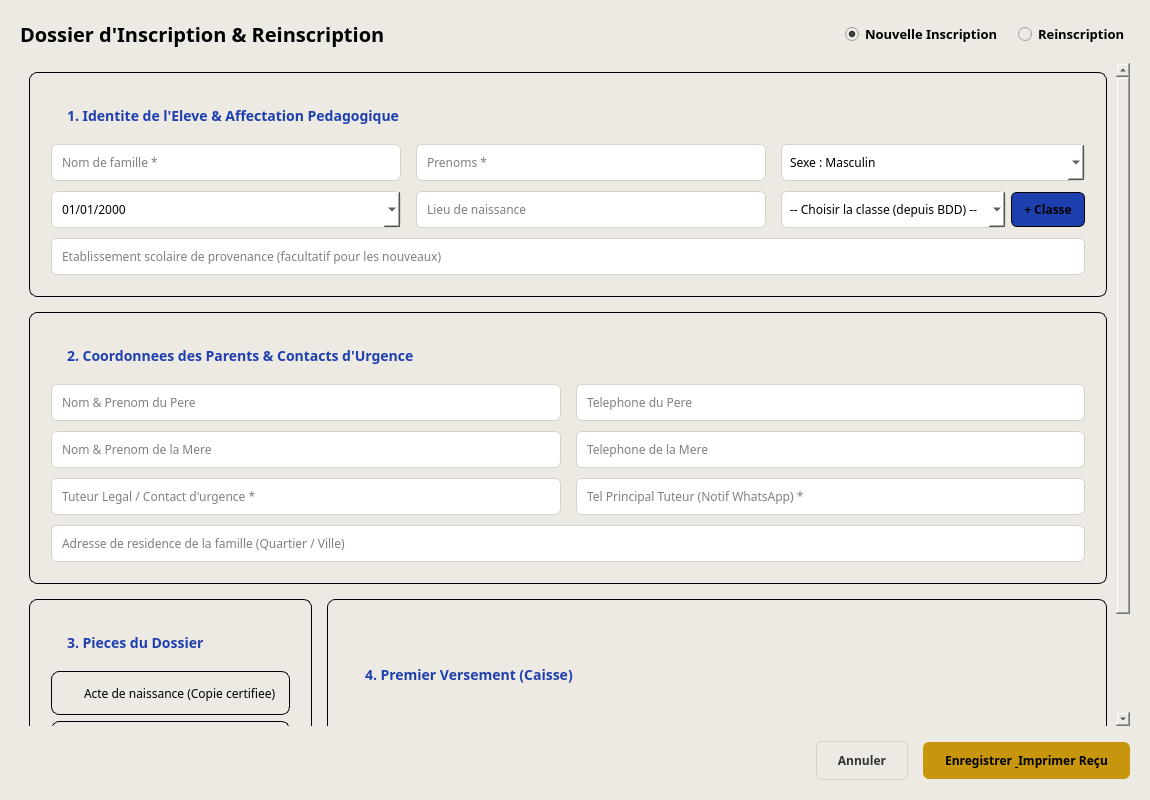
Above: ui/ui_files/eleves/inscription.ui from laudesmassamba1-ai/Logiciel-de-gestion-scolaire before the change. Below: the same form after it.
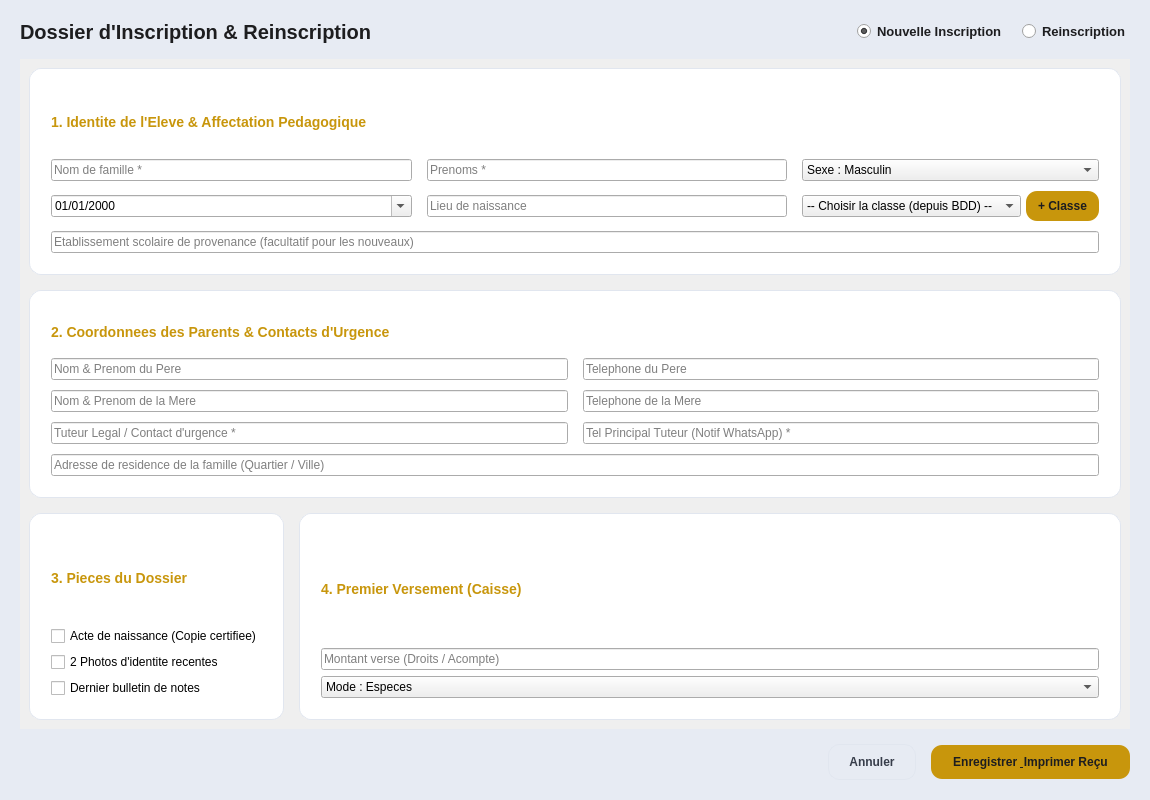
That is the form after the change.

The edit to the form file:
```diff
--- a/ui/ui_files/eleves/inscription.ui
+++ b/ui/ui_files/eleves/inscription.ui
@@ -13,9 +13,7 @@
   <property name="windowTitle">
    <string>Dossier d'Inscription Complet</string>
   </property>
-  <property name="styleSheet">
-   <string>background-color: #EDEAE4; font-family: sans-serif;</string>
-  </property>
+<property name="styleSheet"><string>QWidget#FormInscriptionEleve { background-color: #E7EBF3; font-family: sans-serif; }</string></property>
   <layout class="QVBoxLayout" name="verticalLayout_Main">
    <property name="spacing">
     <number>15</number>
@@ -37,7 +35,7 @@
      <item>
       <widget class="QLabel" name="lbl_title">
        <property name="styleSheet">
-        <string>font-size: 20px; font-weight: bold; color: #000000;</string>
+        <string>font-size: 20px; font-weight: bold; color: #1D1D1F;</string>
        </property>
        <property name="text">
         <string>Dossier d'Inscription &amp; Reinscription</string>
@@ -60,7 +58,7 @@
      <item>
       <widget class="QRadioButton" name="radio_new">
        <property name="styleSheet">
-        <string>font-weight: bold; color: #000000; font-size: 13px;</string>
+        <string>font-weight: bold; color: #1D1D1F; font-size: 13px;</string>
        </property>
        <property name="text">
         <string>Nouvelle Inscription</string>
@@ -73,7 +71,7 @@
      <item>
       <widget class="QRadioButton" name="radio_reins">
        <property name="styleSheet">
-        <string>font-weight: bold; color: #000000; font-size: 13px;</string>
+        <string>font-weight: bold; color: #1D1D1F; font-size: 13px;</string>
        </property>
        <property name="text">
         <string>Reinscription</string>
@@ -84,9 +82,7 @@
    </item>
    <item>
     <widget class="QScrollArea" name="scrollArea">
-     <property name="styleSheet">
-      <string>border: none; background: transparent;</string>
-     </property>
+<property name="styleSheet"><string>QScrollArea#scrollArea { border: none; background: transparent; }</string></property>
      <property name="widgetResizable">
       <bool>true</bool>
      </property>
@@ -105,14 +101,12 @@
        </property>
        <item>
         <widget class="QFrame" name="card_eleve">
-         <property name="styleSheet">
-          <string>background-color: transparent; color: #000000; border: 1px solid #000000; border-radius: 8px; padding: 12px;</string>
-         </property>
+         <property name="styleSheet"><string>QFrame#card_eleve { background-color: #FFFFFF; color: #1D1D1F; border: 1px solid #E1E6EF; border-radius: 12px; padding: 12px; }</string></property>
          <layout class="QVBoxLayout" name="verticalLayout_Card1">
           <item>
            <widget class="QLabel" name="lbl_sec1">
             <property name="styleSheet">
-             <string>font-size: 14px; font-weight: bold; color: #1E40AF; border: none;</string>
+             <string>font-size: 14px; font-weight: bold; color: #C8960C; border: none;</string>
             </property>
             <property name="text">
              <string>1. Identite de l'Eleve &amp; Affectation Pedagogique</string>
@@ -129,9 +123,6 @@
             </property>
             <item row="0" column="0">
              <widget class="QLineEdit" name="input_nom">
-              <property name="styleSheet">
-               <string>border: 1px solid #D5D2CB; border-radius: 6px; padding: 8px; background-color: #FFFFFF; color: #000000;</string>
-              </property>
               <property name="placeholderText">
                <string>Nom de famille *</string>
               </property>
@@ -139,9 +130,6 @@
             </item>
             <item row="0" column="1">
              <widget class="QLineEdit" name="input_prenom">
-              <property name="styleSheet">
-               <string>border: 1px solid #D5D2CB; border-radius: 6px; padding: 8px; background-color: #FFFFFF; color: #000000;</string>
-              </property>
               <property name="placeholderText">
                <string>Prenoms *</string>
               </property>
@@ -149,9 +137,6 @@
             </item>
             <item row="0" column="2">
              <widget class="QComboBox" name="combo_sexe">
-              <property name="styleSheet">
-               <string>border: 1px solid #D5D2CB; border-radius: 6px; padding: 8px; background-color: #FFFFFF; color: #000000;</string>
-              </property>
               <item>
                <property name="text">
                 <string>Sexe : Masculin</string>
@@ -166,9 +151,6 @@
             </item>
             <item row="1" column="0">
              <widget class="QDateEdit" name="date_naissance">
-              <property name="styleSheet">
-               <string>border: 1px solid #D5D2CB; border-radius: 6px; padding: 8px; background-color: #FFFFFF; color: #000000;</string>
-              </property>
               <property name="displayFormat">
                <string>dd/MM/yyyy</string>
               </property>
@@ -179,9 +161,6 @@
             </item>
             <item row="1" column="1">
              <widget class="QLineEdit" name="input_lieu_naiss">
-              <property name="styleSheet">
-               <string>border: 1px solid #D5D2CB; border-radius: 6px; padding: 8px; background-color: #FFFFFF; color: #000000;</string>
-              </property>
               <property name="placeholderText">
                <string>Lieu de naissance</string>
               </property>
@@ -194,9 +173,6 @@
               </property>
               <item>
                <widget class="QComboBox" name="combo_classe">
-                <property name="styleSheet">
-                 <string>border: 1px solid #D5D2CB; border-radius: 6px; padding: 8px; background-color: #FFFFFF; color: #000000;</string>
-                </property>
                 <item>
                  <property name="text">
                   <string>-- Choisir la classe (depuis BDD) --</string>
@@ -210,7 +186,7 @@
                  <string>Ajouter une nouvelle classe manuellement</string>
                 </property>
                 <property name="styleSheet">
-                 <string>background-color: #1E40AF; color: #000000; font-weight: bold; border-radius: 6px; padding: 8px 12px;</string>
+                 <string>background-color: #C8960C; color: #1D1D1F; font-weight: bold; border-radius: 11px; padding: 8px 12px;</string>
                 </property>
                 <property name="text">
                  <string>+ Classe</string>
@@ -221,9 +197,6 @@
             </item>
             <item row="2" column="0" colspan="3">
              <widget class="QLineEdit" name="input_ecole_provenance">
-              <property name="styleSheet">
-               <string>border: 1px solid #D5D2CB; border-radius: 6px; padding: 8px; background-color: #FFFFFF; color: #000000;</string>
-              </property>
               <property name="placeholderText">
                <string>Etablissement scolaire de provenance (facultatif pour les nouveaux)</string>
               </property>
@@ -236,14 +209,12 @@
        </item>
        <item>
         <widget class="QFrame" name="card_parents">
-         <property name="styleSheet">
-          <string>background-color: transparent; color: #000000; border: 1px solid #000000; border-radius: 8px; padding: 12px;</string>
-         </property>
+         <property name="styleSheet"><string>QFrame#card_parents { background-color: #FFFFFF; color: #1D1D1F; border: 1px solid #E1E6EF; border-radius: 12px; padding: 12px; }</string></property>
          <layout class="QVBoxLayout" name="verticalLayout_Card2">
           <item>
            <widget class="QLabel" name="lbl_sec2">
             <property name="styleSheet">
-             <string>font-size: 14px; font-weight: bold; color: #1E40AF; border: none;</string>
+             <string>font-size: 14px; font-weight: bold; color: #C8960C; border: none;</string>
             </property>
             <property name="text">
              <string>2. Coordonnees des Parents &amp; Contacts d'Urgence</string>
@@ -260,9 +231,6 @@
             </property>
             <item row="0" column="0">
              <widget class="QLineEdit" name="input_pere_nom">
-              <property name="styleSheet">
-               <string>border: 1px solid #D5D2CB; border-radius: 6px; padding: 8px; background-color: #FFFFFF; color: #000000;</string>
-              </property>
               <property name="placeholderText">
                <string>Nom &amp; Prenom du Pere</string>
               </property>
@@ -270,9 +238,6 @@
             </item>
             <item row="0" column="1">
              <widget class="QLineEdit" name="input_pere_tel">
-              <property name="styleSheet">
-               <string>border: 1px solid #D5D2CB; border-radius: 6px; padding: 8px; background-color: #FFFFFF; color: #000000;</string>
-              </property>
               <property name="placeholderText">
                <string>Telephone du Pere</string>
               </property>
@@ -280,9 +245,6 @@
             </item>
             <item row="1" column="0">
              <widget class="QLineEdit" name="input_mere_nom">
-              <property name="styleSheet">
-               <string>border: 1px solid #D5D2CB; border-radius: 6px; padding: 8px; background-color: #FFFFFF; color: #000000;</string>
-              </property>
               <property name="placeholderText">
                <string>Nom &amp; Prenom de la Mere</string>
               </property>
@@ -290,9 +252,6 @@
             </item>
             <item row="1" column="1">
              <widget class="QLineEdit" name="input_mere_tel">
-              <property name="styleSheet">
-               <string>border: 1px solid #D5D2CB; border-radius: 6px; padding: 8px; background-color: #FFFFFF; color: #000000;</string>
-              </property>
               <property name="placeholderText">
                <string>Telephone de la Mere</string>
               </property>
@@ -300,9 +259,6 @@
             </item>
             <item row="2" column="0">
              <widget class="QLineEdit" name="input_tuteur_nom">
-              <property name="styleSheet">
-               <string>border: 1px solid #D5D2CB; border-radius: 6px; padding: 8px; background-color: #FFFFFF; color: #000000;</string>
-              </property>
               <property name="placeholderText">
                <string>Tuteur Legal / Contact d'urgence *</string>
               </property>
@@ -310,9 +266,6 @@
             </item>
             <item row="2" column="1">
              <widget class="QLineEdit" name="input_tuteur_tel">
-              <property name="styleSheet">
-               <string>border: 1px solid #D5D2CB; border-radius: 6px; padding: 8px; background-color: #FFFFFF; color: #000000;</string>
-              </property>
               <property name="placeholderText">
                <string>Tel Principal Tuteur (Notif WhatsApp) *</string>
               </property>
@@ -320,9 +273,6 @@
             </item>
             <item row="3" column="0" colspan="2">
              <widget class="QLineEdit" name="input_adresse_famille">
-              <property name="styleSheet">
-               <string>border: 1px solid #D5D2CB; border-radius: 6px; padding: 8px; background-color: #FFFFFF; color: #000000;</string>
-              </property>
               <property name="placeholderText">
                <string>Adresse de residence de la famille (Quartier / Ville)</string>
               </property>
@@ -340,14 +290,12 @@
          </property>
          <item>
           <widget class="QFrame" name="card_pieces">
-           <property name="styleSheet">
-            <string>background-color: transparent; color: #000000; border: 1px solid #000000; border-radius: 8px; padding: 12px;</string>
-           </property>
+           <property name="styleSheet"><string>QFrame#card_pieces { background-color: #FFFFFF; color: #1D1D1F; border: 1px solid #E1E6EF; border-radius: 12px; padding: 12px; }</string></property>
            <layout class="QVBoxLayout" name="verticalLayout_Pieces">
             <item>
              <widget class="QLabel" name="lbl_sec3">
               <property name="styleSheet">
-               <string>font-size: 14px; font-weight: bold; color: #1E40AF; border: none;</string>
+               <string>font-size: 14px; font-weight: bold; color: #C8960C; border: none;</string>
               </property>
               <property name="text">
                <string>3. Pieces du Dossier</string>
@@ -380,14 +328,12 @@
          </item>
          <item>
           <widget class="QFrame" name="card_caisse">
-           <property name="styleSheet">
-            <string>background-color: transparent; color: #000000; border: 1px solid #000000; border-radius: 8px; padding: 12px;</string>
-           </property>
+           <property name="styleSheet"><string>QFrame#card_caisse { background-color: #FFFFFF; color: #1D1D1F; border: 1px solid #E1E6EF; border-radius: 12px; padding: 12px; }</string></property>
            <layout class="QVBoxLayout" name="verticalLayout_Caisse">
             <item>
              <widget class="QLabel" name="lbl_sec4">
               <property name="styleSheet">
-               <string>font-size: 14px; font-weight: bold; color: #1E40AF; border: none;</string>
+               <string>font-size: 14px; font-weight: bold; color: #C8960C; border: none;</string>
               </property>
               <property name="text">
                <string>4. Premier Versement (Caisse)</string>
@@ -396,9 +342,6 @@
             </item>
             <item>
              <widget class="QLineEdit" name="input_montant_verse">
-              <property name="styleSheet">
-               <string>border: 1px solid #D5D2CB; border-radius: 6px; padding: 8px; background-color: #FFFFFF; color: #000000;</string>
-              </property>
               <property name="placeholderText">
                <string>Montant verse (Droits / Acompte)</string>
               </property>
@@ -406,9 +349,6 @@
             </item>
             <item>
              <widget class="QComboBox" name="combo_mode_reglement">
-              <property name="styleSheet">
-               <string>border: 1px solid #D5D2CB; border-radius: 6px; padding: 8px; background-color: #FFFFFF; color: #000000;</string>
-              </property>
               <item>
                <property name="text">
                 <string>Mode : Especes</string>
@@ -454,7 +394,7 @@
      <item>
       <widget class="QPushButton" name="btn_cancel">
        <property name="styleSheet">
-        <string>background-color: #EDEAE4; color: #333333; border: 1px solid #D5D2CB; border-radius: 6px; padding: 10px 20px; font-weight: bold;</string>
+        <string>background-color: #E7EBF3; color: #373D4A; border: 1px solid #E1E6EF; border-radius: 11px; padding: 10px 20px; font-weight: bold;</string>
        </property>
        <property name="text">
         <string>Annuler</string>
@@ -464,7 +404,7 @@
      <item>
       <widget class="QPushButton" name="btn_save">
        <property name="styleSheet">
-        <string>background-color: #C8960C; color: #000000; border-radius: 6px; padding: 10px 22px; font-weight: bold;</string>
+        <string>background-color: #C8960C; color: #1D1D1F; border-radius: 11px; padding: 10px 22px; font-weight: bold;</string>
        </property>
        <property name="text">
         <string>Enregistrer &amp; Imprimer Reçu</string>
```
